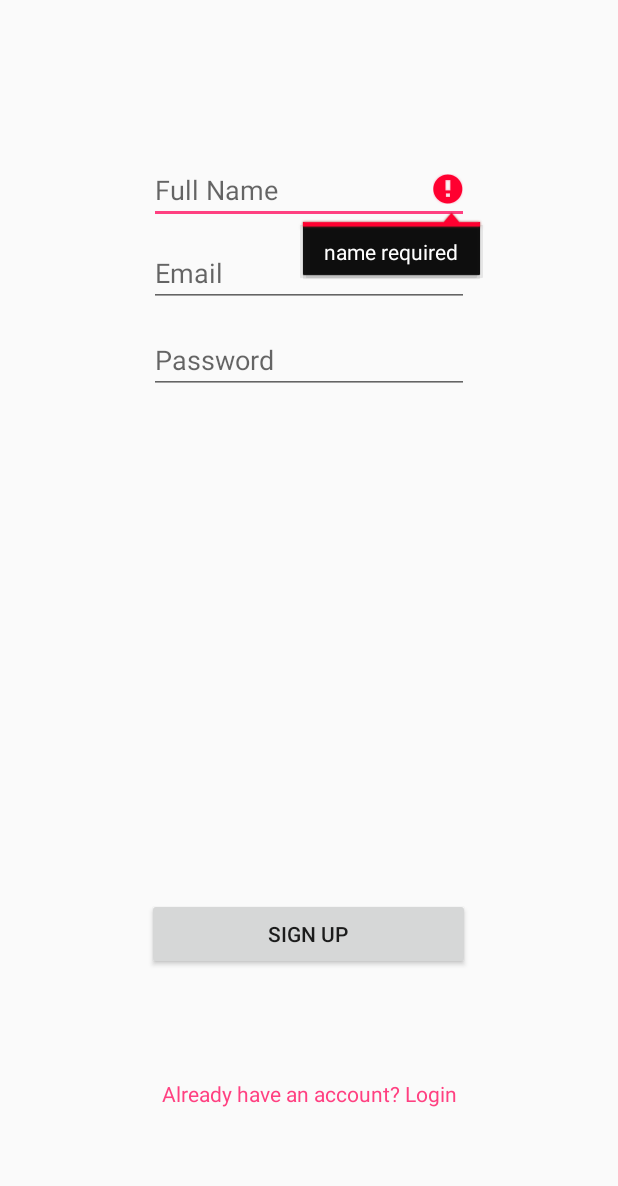
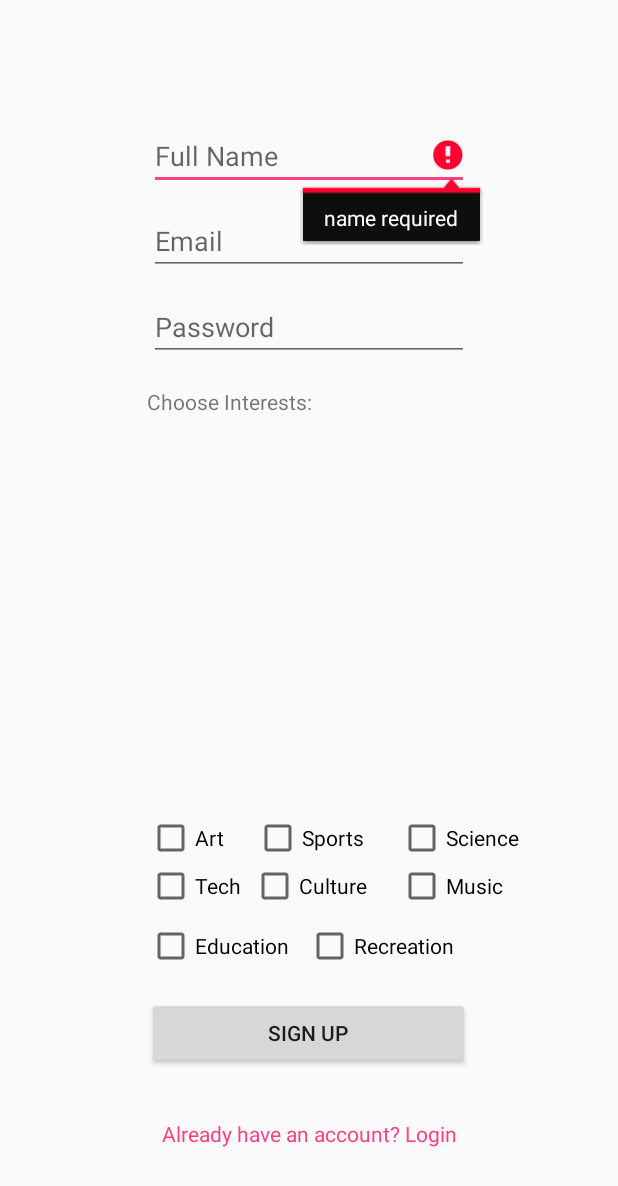
Before and after one commit to BmanRaj/WhatsOnApp, an Android app: the SignupActivity screen opened directly, with no data from a screen before it, after a tap on "SIGN UP", on a phone screen of 412 x 824 dp. Shown: the top 1186 px of the screen. Run offline under Robolectric (Android 15) with nearby library versions, the phone set to English and light mode, and no system bars; our stand-ins replace Firebase (no records; nobody signed in at launch, a user with empty details on screens opened directly); 1 statement that could not run was skipped.

Commit message:
Commit with updates to Sign up to add User Interests

```diff
--- a/app/build.gradle
+++ b/app/build.gradle
@@ -33,6 +33,7 @@ dependencies {
     testImplementation 'junit:junit:4.12'
     androidTestImplementation 'com.android.support.test:runner:1.0.2'
     androidTestImplementation 'com.android.support.test.espresso:espresso-core:3.0.2'
+    implementation 'com.android.support:design:27.1.1'
 }
 
 apply plugin: 'com.google.gms.google-services'
--- a/app/src/main/java/xyz/whatson/android/activities/login/SignupActivity.java
+++ b/app/src/main/java/xyz/whatson/android/activities/login/SignupActivity.java
@@ -6,6 +6,7 @@ import android.support.v7.app.AppCompatActivity;
 import android.os.Bundle;
 import android.util.Patterns;
 import android.view.View;
+import android.widget.CheckBox;
 import android.widget.EditText;
 import android.widget.ProgressBar;
 import android.widget.Toast;
@@ -23,6 +24,7 @@ public class SignupActivity extends AppCompatActivity implements View.OnClickLis
 
     ProgressBar progressBar;
     private EditText editTextName, editTextEmail, editTextPassword;
+    private CheckBox checkBoxArt, checkBoxCulture, checkBoxSports, checkBoxMusic, checkBoxTech, checkBoxScience, checkBoxRecreation, checkBoxEducation;
 
     private FirebaseAuth mAuth;
 
@@ -34,6 +36,14 @@ public class SignupActivity extends AppCompatActivity implements View.OnClickLis
         editTextName = findViewById(R.id.etName);
         editTextEmail = findViewById(R.id.etEmail);
         editTextPassword = findViewById(R.id.etPassword);
+        checkBoxArt = findViewById(R.id.checkBoxArt);
+        checkBoxCulture = findViewById(R.id.checkBoxCulture);
+        checkBoxSports = findViewById(R.id.checkBoxSports);
+        checkBoxMusic = findViewById(R.id.checkBoxMusic);
+        checkBoxTech = findViewById(R.id.checkBoxTech);
+        checkBoxScience = findViewById(R.id.checkBoxScience);
+        checkBoxEducation = findViewById(R.id.checkBoxEducation);
+        checkBoxRecreation = findViewById(R.id.checkBoxRecreation);
         progressBar = findViewById(R.id.progressbar);
         progressBar.setVisibility(View.GONE);
 
@@ -56,6 +66,15 @@ public class SignupActivity extends AppCompatActivity implements View.OnClickLis
     private void registerUser() {
         final String name = editTextName.getText().toString().trim();
         final String email = editTextEmail.getText().toString().trim();
+        final String Art;
+        final String Culture;
+        final String Sports;
+        final String Music;
+        final String Tech;
+        final String Science;
+        final String Recreation;
+        final String Education;
+
         String password = editTextPassword.getText().toString().trim();
 
         if (name.isEmpty()) {
@@ -88,7 +107,61 @@ public class SignupActivity extends AppCompatActivity implements View.OnClickLis
             return;
         }
 
+        if (checkBoxArt.isChecked()) {
+            Art = "true";
+        }
+            else {
+                Art = "false";
+            }
 
+        if (checkBoxCulture.isChecked()) {
+            Culture = "true";
+        }
+        else {
+            Culture = "false";
+        }
+
+        if (checkBoxSports.isChecked()) {
+            Sports = "true";
+        }
+        else {
+            Sports = "false";
+        }
+
+        if (checkBoxMusic.isChecked()) {
+            Music = "true";
+        }
+        else {
+            Music = "false";
+        }
+
+        if (checkBoxTech.isChecked()) {
+            Tech = "true";
+        }
+        else {
+            Tech = "false";
+        }
+
+        if (checkBoxScience.isChecked()) {
+            Science = "true";
+        }
+        else {
+            Science = "false";
+        }
+
+        if (checkBoxEducation.isChecked()) {
+            Education = "true";
+        }
+        else {
+            Education = "false";
+        }
+
+        if (checkBoxRecreation.isChecked()) {
+            Recreation = "true";
+        }
+        else {
+            Recreation = "false";
+        }
 
 
         progressBar.setVisibility(View.VISIBLE);
@@ -101,7 +174,15 @@ public class SignupActivity extends AppCompatActivity implements View.OnClickLis
 
                             User user = new User(
                                     name,
-                                    email
+                                    email,
+                                    Art,
+                                    Culture,
+                                    Sports,
+                                    Music,
+                                    Tech,
+                                    Science,
+                                    Recreation,
+                                    Education
                             );
 
                             FirebaseDatabase.getInstance().getReference("Users")
--- a/app/src/main/res/layout/activity_signup.xml
+++ b/app/src/main/res/layout/activity_signup.xml
@@ -12,7 +12,7 @@
         android:layout_height="48dp"
         android:layout_alignParentBottom="true"
         android:layout_centerHorizontal="true"
-        android:layout_marginBottom="177dp"
+        android:layout_marginBottom="111dp"
         android:text="Sign Up" />
 
     <EditText
@@ -21,7 +21,7 @@
         android:layout_height="wrap_content"
         android:layout_alignParentTop="true"
         android:layout_centerHorizontal="true"
-        android:layout_marginTop="104dp"
+        android:layout_marginTop="81dp"
         android:ems="10"
         android:hint="Full Name"
         android:inputType="textPersonName" />
@@ -32,7 +32,7 @@
         android:layout_height="wrap_content"
         android:layout_alignParentTop="true"
         android:layout_centerHorizontal="true"
-        android:layout_marginTop="159dp"
+        android:layout_marginTop="138dp"
         android:ems="10"
         android:hint="Email"
         android:inputType="textEmailAddress" />
@@ -43,7 +43,7 @@
         android:layout_height="wrap_content"
         android:layout_alignParentTop="true"
         android:layout_centerHorizontal="true"
-        android:layout_marginTop="217dp"
+        android:layout_marginTop="195dp"
         android:ems="10"
         android:hint="Password"
         android:inputType="textPassword" />
@@ -54,7 +54,7 @@
         android:layout_height="wrap_content"
         android:layout_alignParentBottom="true"
         android:layout_alignParentStart="true"
-        android:layout_marginBottom="70dp"
+        android:layout_marginBottom="43dp"
         android:padding="15dp"
         android:text="Already have an account? Login"
         android:textAlignment="center"
@@ -67,4 +67,84 @@
         android:layout_centerHorizontal="true"
         android:layout_centerVertical="true"
         android:visibility="gone" />
+
+    <CheckBox
+        android:id="@+id/checkBoxArt"
+        android:layout_width="wrap_content"
+        android:layout_height="wrap_content"
+        android:layout_alignParentBottom="true"
+        android:layout_alignStart="@+id/btnSignUp"
+        android:layout_marginBottom="249dp"
+        android:text="Art" />
+
+    <TextView
+        android:id="@+id/textView2"
+        android:layout_width="wrap_content"
+        android:layout_height="wrap_content"
+        android:layout_alignParentTop="true"
+        android:layout_alignStart="@+id/btnSignUp"
+        android:layout_marginTop="258dp"
+        android:text="Choose Interests:" />
+
+    <CheckBox
+        android:id="@+id/checkBoxCulture"
+        android:layout_width="wrap_content"
+        android:layout_height="wrap_content"
+        android:layout_below="@+id/checkBoxArt"
+        android:layout_centerHorizontal="true"
+        android:layout_marginTop="-249dp"
+        android:text="Culture" />
+
+    <CheckBox
+        android:id="@+id/checkBoxSports"
+        android:layout_width="wrap_content"
+        android:layout_height="wrap_content"
+        android:layout_alignTop="@+id/checkBoxArt"
+        android:layout_centerHorizontal="true"
+        android:text="Sports" />
+
+    <CheckBox
+        android:id="@+id/checkBoxMusic"
+        android:layout_width="wrap_content"
+        android:layout_height="wrap_content"
+        android:layout_alignStart="@+id/checkBoxScience"
+        android:layout_below="@+id/checkBoxArt"
+        android:layout_marginTop="-249dp"
+        android:text="Music" />
+
+    <CheckBox
+        android:id="@+id/checkBoxTech"
+        android:layout_width="wrap_content"
+        android:layout_height="wrap_content"
+        android:layout_alignStart="@+id/btnSignUp"
+        android:layout_below="@+id/checkBoxArt"
+        android:layout_marginTop="-249dp"
+        android:text="Tech" />
+
+    <CheckBox
+        android:id="@+id/checkBoxScience"
+        android:layout_width="wrap_content"
+        android:layout_height="wrap_content"
+        android:layout_alignParentEnd="true"
+        android:layout_alignTop="@+id/checkBoxArt"
+        android:layout_marginEnd="66dp"
+        android:text="Science" />
+
+    <CheckBox
+        android:id="@+id/checkBoxEducation"
+        android:layout_width="wrap_content"
+        android:layout_height="wrap_content"
+        android:layout_alignParentBottom="true"
+        android:layout_alignStart="@+id/btnSignUp"
+        android:layout_marginBottom="177dp"
+        android:text="Education" />
+
+    <CheckBox
+        android:id="@+id/checkBoxRecreation"
+        android:layout_width="109dp"
+        android:layout_height="wrap_content"
+        android:layout_alignEnd="@+id/btnSignUp"
+        android:layout_alignTop="@+id/checkBoxEducation"
+        android:text="Recreation" />
+
 </RelativeLayout>
```
Also changed, not shown: app/src/main/java/xyz/whatson/android/model/User.java (+15 -0 lines).
